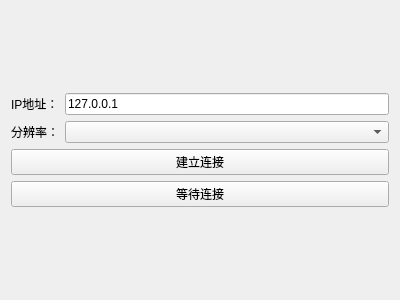
Old version of the form networksetting.ui in the repository NILNULLNONE/QRemoteDesktop.
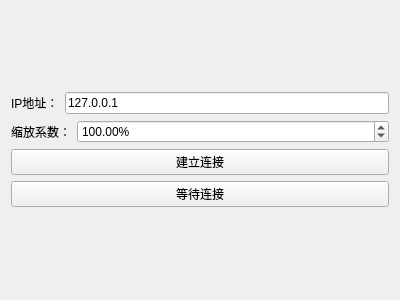
New version of the form.

Commit message: add request scale

The edit to the form file:
```diff
--- a/networksetting.ui
+++ b/networksetting.ui
@@ -40,31 +40,31 @@
      <item>
       <layout class="QHBoxLayout" name="horizontalLayout_2">
        <item>
-        <widget class="QLabel" name="label">
-         <property name="sizePolicy">
-          <sizepolicy hsizetype="Minimum" vsizetype="Preferred">
-           <horstretch>0</horstretch>
-           <verstretch>0</verstretch>
-          </sizepolicy>
-         </property>
+        <widget class="QLabel" name="label_2">
          <property name="text">
-          <string>分辨率：</string>
+          <string>缩放系数：</string>
          </property>
         </widget>
        </item>
        <item>
-        <widget class="QComboBox" name="resoBox">
+        <widget class="QDoubleSpinBox" name="scaleSpin">
          <property name="sizePolicy">
-          <sizepolicy hsizetype="Preferred" vsizetype="Fixed">
+          <sizepolicy hsizetype="Minimum" vsizetype="Fixed">
            <horstretch>1</horstretch>
            <verstretch>0</verstretch>
           </sizepolicy>
          </property>
-         <property name="currentText">
-          <string/>
+         <property name="suffix">
+          <string>%</string>
          </property>
-         <property name="currentIndex">
-          <number>-1</number>
+         <property name="minimum">
+          <double>10.000000000000000</double>
+         </property>
+         <property name="maximum">
+          <double>200.000000000000000</double>
+         </property>
+         <property name="value">
+          <double>100.000000000000000</double>
          </property>
         </widget>
        </item>
```
Left out of the diff: 2 changed lines with no effect on the pictures. The commit also changes 8 other files.
